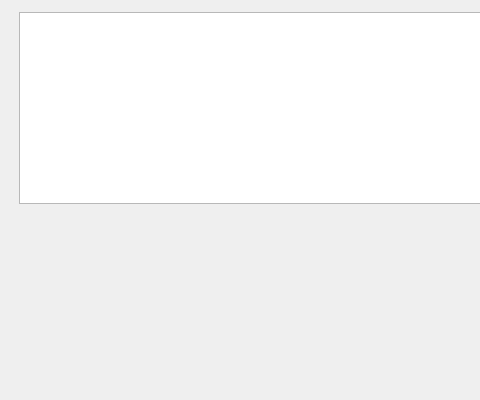
Qt form src/qt/forms/helpmessagedialog.ui (koyotecoin/koyotecoin) before a commit; both pictures show x 0 to 480 and y 0 to 400 of the 780 by 400 pixel window.
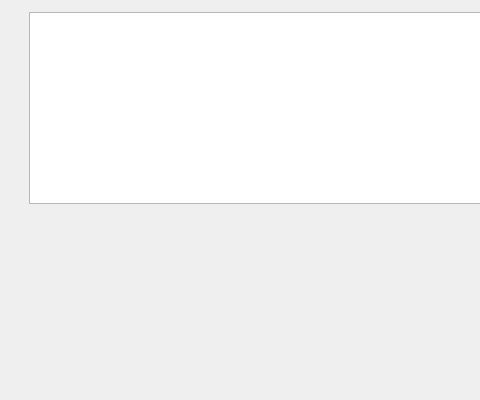
The same form after that commit. Icons and pictures are not drawn.

Commit message: qt/forms: fix helpmessagedialog.ui

What changed in the file:
```diff
--- a/src/qt/forms/helpmessagedialog.ui
+++ b/src/qt/forms/helpmessagedialog.ui
@@ -27,14 +27,20 @@
     <number>12</number>
    </property>
    <item>
-    <layout class="QVBoxLayout" name="verticalLayoutLogo" stretch="0,0">
+    <layout class="QVBoxLayout" name="verticalLayoutLogo" stretch="0,0,0">
+     <property name="spacing">
+      <number>5</number>
+     </property>
      <property name="leftMargin">
       <number>0</number>
      </property>
      <property name="topMargin">
-      <number>4</number>
+      <number>0</number>
      </property>
      <property name="rightMargin">
+      <number>10</number>
+     </property>
+     <property name="bottomMargin">
       <number>0</number>
      </property>
      <item>
@@ -95,6 +101,14 @@
         <bool>true</bool>
        </property>
        <widget class="QWidget" name="scrollAreaWidgetContents">
+        <property name="geometry">
+         <rect>
+          <x>0</x>
+          <y>0</y>
+          <width>629</width>
+          <height>133</height>
+         </rect>
+        </property>
         <layout class="QVBoxLayout" name="verticalLayout_2">
          <item>
           <widget class="QLabel" name="aboutMessage">
```
Left out of the diff: 33 changed lines with no effect on the pictures.
